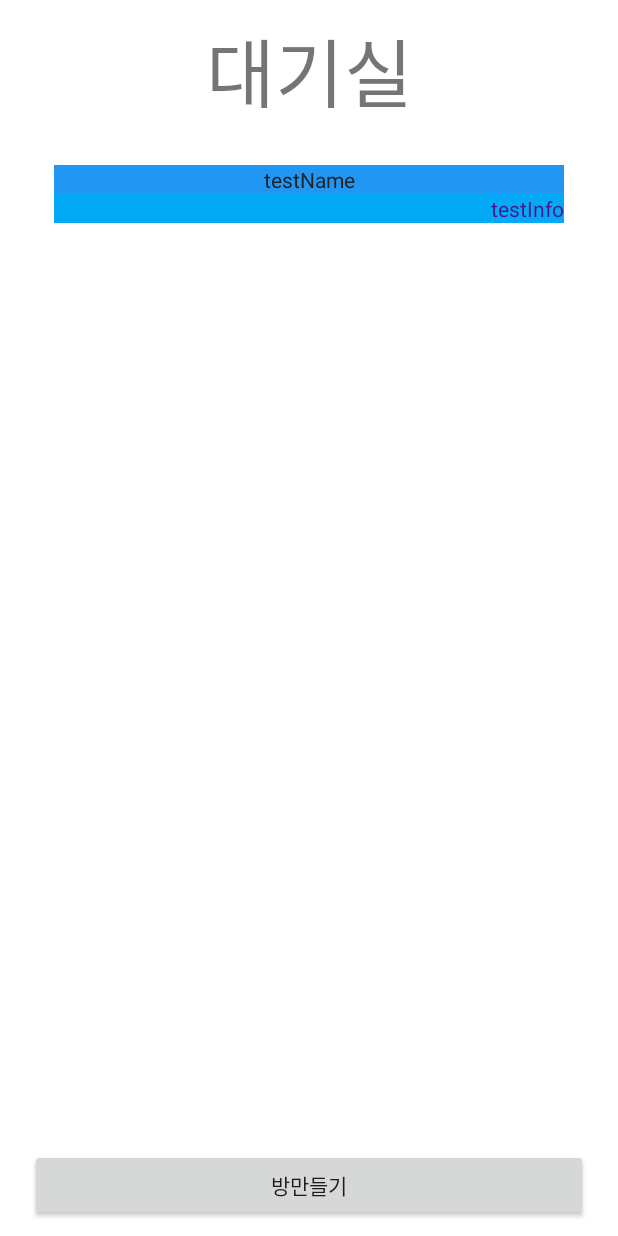
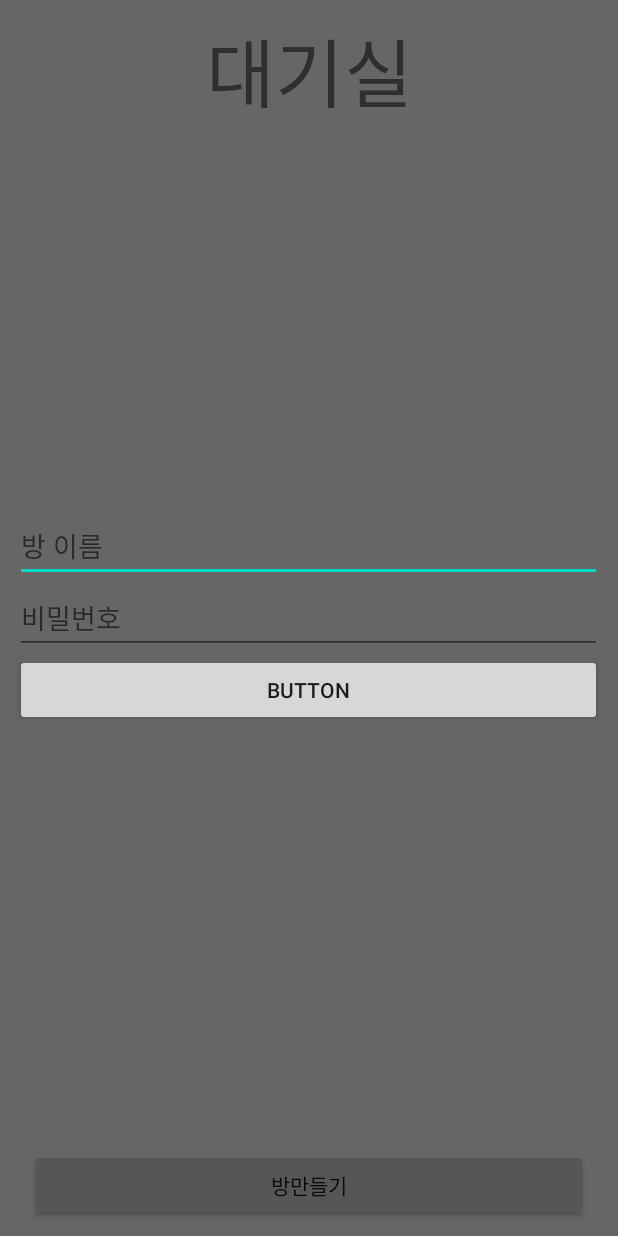
Before and after one commit to Seobok/hanabi, an Android app: the RoomListActivity screen opened directly, with no data from a screen before it, after a tap on "방만들기", on a phone screen of 412 x 824 dp. Run offline under Robolectric (Android 15) with nearby library versions, the phone set to English and light mode, and no system bars; our stand-ins replace Firebase (no records; nobody signed in at launch, a user with empty details on screens opened directly).

Commit message:
방 만들기 구현
서복민 방 만들기 구현

```diff
--- a/app/src/main/java/com/example/hanabi/Adapter.java
+++ b/app/src/main/java/com/example/hanabi/Adapter.java
@@ -1,6 +1,7 @@
 package com.example.hanabi;
 
 import android.content.Context;
+import android.util.Log;
 import android.view.LayoutInflater;
 import android.view.View;
 import android.view.ViewGroup;
@@ -11,7 +12,7 @@ import androidx.recyclerview.widget.RecyclerView;
 import java.util.ArrayList;
 
 public class Adapter extends RecyclerView.Adapter<ViewHolder> {
-    public ArrayList<String> roomNameList, roomInfoList;
+    public ArrayList<Room> roomList = new ArrayList<>();;
 
     @NonNull
     @Override
@@ -27,21 +28,22 @@ public class Adapter extends RecyclerView.Adapter<ViewHolder> {
 
     @Override
     public void onBindViewHolder(@NonNull ViewHolder holder, int position) {
-        String roomName = roomNameList.get(position);
-        String roomInfo = roomInfoList.get(position);
-        holder.roomName.setText(roomName);
-        holder.roomInfo.setText(roomInfo);
+        Room room = roomList.get(position);
+        holder.roomName.setText(room.title);
+        holder.roomInfo.setText(room.numberOfPlayer);
 
         holder.enterRoomBtn.setOnClickListener(new View.OnClickListener() {
             @Override
             public void onClick(View view) {
-
+                if(room.numberOfPlayer.equals("3"))
+                    return;
+                Log.d("RoomListActivity", "click room" + holder.getAdapterPosition());
             }
         });
     }
 
     @Override
     public int getItemCount() {
-        return roomInfoList.size();
+        return roomList.size();
     }
 }
--- a/app/src/main/java/com/example/hanabi/Room.java
+++ b/app/src/main/java/com/example/hanabi/Room.java
@@ -1,5 +1,11 @@
 package com.example.hanabi;
 
 public class Room {
-
+    public String roomMasterId;            // 이메일에서 @ 이전 아이디
+    public String numberOfPlayer;          // 현재 방에 참가 중인 플레이어 수
+    public String password = null;         // 패스워드
+    public String roomNumber;              // 방 번호
+    public String title;                   // 방 제목
+    public String isGameStart;             // 게임 시작 했는지
+    public Room(){}
 }
--- a/app/src/main/java/com/example/hanabi/RoomListActivity.java
+++ b/app/src/main/java/com/example/hanabi/RoomListActivity.java
@@ -1,10 +1,16 @@
 package com.example.hanabi;
 
 import android.app.Activity;
+import android.app.AlertDialog;
+import android.app.Dialog;
+import android.graphics.Color;
+import android.graphics.drawable.ColorDrawable;
 import android.os.Bundle;
 import android.util.Log;
 import android.view.View;
 import android.widget.Button;
+import android.widget.EditText;
+import android.widget.Toast;
 
 import androidx.annotation.Nullable;
 import androidx.recyclerview.widget.LinearLayoutManager;
@@ -35,9 +41,6 @@ public class RoomListActivity extends Activity {
         super.onCreate(savedInstanceState);
         setContentView(R.layout.room_list);
 
-        adapter.roomNameList = new ArrayList<>();
-        adapter.roomInfoList = new ArrayList<>();
-
         recyclerView = (RecyclerView) findViewById(R.id.roomList);
         recyclerView.setLayoutManager(new LinearLayoutManager(this, RecyclerView.VERTICAL, false));
 
@@ -52,10 +55,42 @@ public class RoomListActivity extends Activity {
         createRoomBtn.setOnClickListener(new View.OnClickListener() {
             @Override
             public void onClick(View view) {
-                Log.d(TAG , firebaseUser.getEmail());
+                Room temp = new Room();
 
-                adapter.roomNameList.add("testName");
-                adapter.roomInfoList.add("testInfo");
+                View dialogView = View.inflate(RoomListActivity.this, R.layout.dialog_make_room, null);
+                AlertDialog.Builder dlg = new AlertDialog.Builder(RoomListActivity.this);
+
+                EditText roomName = dialogView.findViewById(R.id.createRoom_roomName);
+                EditText roomPassword = dialogView.findViewById(R.id.createRoom_roomPassword);
+                Button OkBtn = dialogView.findViewById(R.id.createRoom_OKBtn);
+
+                dlg.setView(dialogView);
+                Dialog dialog = dlg.create();
+
+                OkBtn.setOnClickListener(new View.OnClickListener() {
+                    @Override
+                    public void onClick(View view) {
+                        String title = roomName.getText().toString();
+                        if(!(title.isEmpty() || title.equals(""))) {
+                            String password = roomPassword.getText().toString();
+
+                            temp.title = title;
+                            temp.password = password;
+                            temp.numberOfPlayer = "1";
+
+                            adapter.roomList.add(temp);
+                        } else {
+                            Toast.makeText(getApplicationContext(), "방 제목을 입력하세요", Toast.LENGTH_SHORT).show();
+                        }
+                        //TODO 게임 대기실로 이동
+                        dialog.cancel();
+                    }
+                });
+
+                dialog.getWindow().setBackgroundDrawable(new ColorDrawable(Color.TRANSPARENT));
+
+                dialog.show();
+
                 adapter.notifyDataSetChanged();
             }
         });
--- /dev/null
+++ b/app/src/main/res/layout/dialog_make_room.xml
@@ -0,0 +1,30 @@
+<?xml version="1.0" encoding="utf-8"?>
+<LinearLayout xmlns:android="http://schemas.android.com/apk/res/android"
+    android:orientation="vertical"
+    android:layout_width="match_parent"
+    android:layout_height="match_parent">
+
+    <EditText
+        android:id="@+id/createRoom_roomName"
+        android:layout_width="match_parent"
+        android:layout_height="wrap_content"
+        android:ems="10"
+        android:hint="방 이름"
+        android:inputType="textPersonName" />
+
+    <EditText
+        android:id="@+id/createRoom_roomPassword"
+        android:layout_width="match_parent"
+        android:layout_height="wrap_content"
+        android:ems="10"
+        android:hint="비밀번호"
+        android:inputType="textPassword"
+        android:minHeight="48dp" />
+
+    <Button
+        android:id="@+id/createRoom_OKBtn"
+        android:layout_width="match_parent"
+        android:layout_height="wrap_content"
+        android:text="Button" />
+
+</LinearLayout>
--- a/app/src/main/res/layout/recycler_view_item.xml
+++ b/app/src/main/res/layout/recycler_view_item.xml
@@ -10,8 +10,7 @@
         android:id="@+id/enterRoomBtn"
         android:layout_width="match_parent"
         android:layout_height="wrap_content"
-        android:alpha="0"
-        android:text="Button" />
+        android:alpha="0" />
 
     <LinearLayout
         android:layout_width="match_parent"
```
